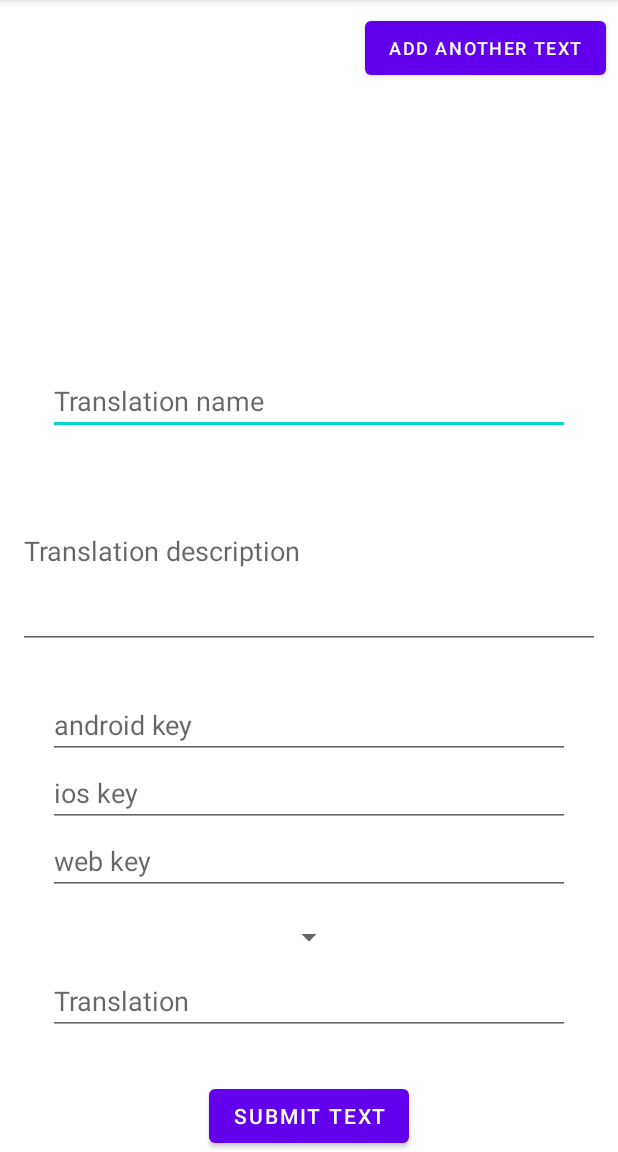
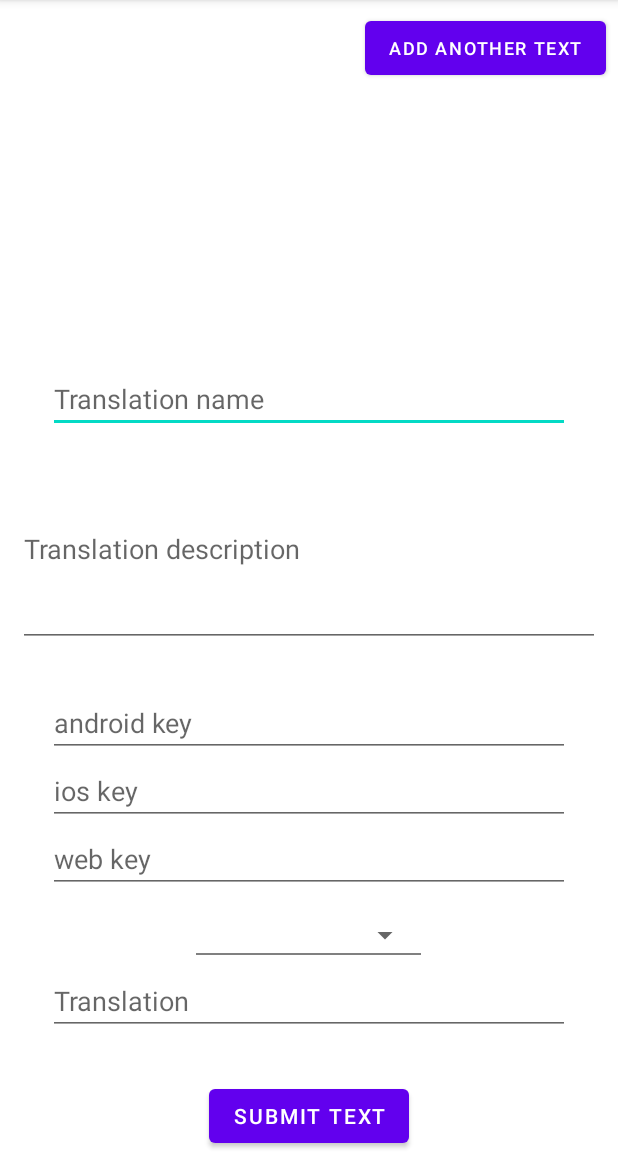
Before and after one commit to MuroPlankton/CSVCompanionApp, an Android app: the EditTranslationActivity screen opened directly, with no data from a screen before it, after a tap on "ADD ANOTHER TEXT", on a phone screen of 412 x 824 dp, the part 84-1236 px from its top. Run offline under Robolectric (Android 15) with nearby library versions, the phone set to English and light mode, and no system bars; our stand-ins replace Firebase (no records; nobody signed in at launch, a user with empty details on screens opened directly); libraries missing offline, so code that uses them is left out: io.realm; 3 statements that could not run were skipped.

Commit message:
Less bugs in editTranslationActivity
For like the 100th time. The translations aren't all broken anymore.

```diff
--- a/app/src/main/java/com/choicely/csvcompanion/EditTranslationActivity.java
+++ b/app/src/main/java/com/choicely/csvcompanion/EditTranslationActivity.java
@@ -4,6 +4,7 @@ import android.os.Bundle;
 import android.os.PersistableBundle;
 import android.text.Editable;
 import android.text.TextWatcher;
+import android.util.Log;
 import android.view.View;
 import android.widget.AdapterView;
 import android.widget.ArrayAdapter;
@@ -36,6 +37,7 @@ import static com.choicely.csvcompanion.IntentKeys.TRANSLATION_ID;
 
 public class EditTranslationActivity extends AppCompatActivity {
 
+    private static final String TAG = "EditTranslationActivity";
     private String CurrentLibraryKey;
     private String currentTextKey;
     private Button anotherTranslationButton;
@@ -120,7 +122,8 @@ public class EditTranslationActivity extends AppCompatActivity {
 
                 if (updatedTranslations != null) {
                     for (SingleTranslationData translationData : updatedTranslations) {
-                        if (translationData.getLangKey().equals(langKeys.indexOf(position))) {
+                        Log.d(TAG, "LangKey: " + translationData.getLangKey() + " translation: " + translationData.getTranslation());
+                        if (translationData.getLangKey().equals(langKeys.get(position))) {
                             translationValue.setText(translationData.getTranslation());
                         }
                     }
@@ -194,7 +197,7 @@ public class EditTranslationActivity extends AppCompatActivity {
     private void saveCurrentTranslationTextToFirebase() {
         FirebaseDatabase.getInstance().getReference()
                 .child("libraries/" + CurrentLibraryKey + "/texts/" + currentTextKey
-                        + langKeys.get(langSpinner.getSelectedItemPosition()))
+                        + "/translations/" + langKeys.get(langSpinner.getSelectedItemPosition()))
                 .setValue(translationValue.getText().toString());
     }
 
@@ -202,6 +205,7 @@ public class EditTranslationActivity extends AppCompatActivity {
         @Override
         public void onClick(View v) {
             if (v.getId() == R.id.edit_translation_act_another_translation_btn) {
+                saveCurrentText();
                 clearAndCreateNew();
             } else {
                 onBackPressed();
@@ -216,13 +220,13 @@ public class EditTranslationActivity extends AppCompatActivity {
     }
 
     private void saveCurrentText() {
-        Map<String, String> textToSave = new HashMap<>();
+        Map<String, Object> textToSave = new HashMap<>();
         textToSave.put("name", translationName.getText().toString());
         textToSave.put("description", transLationDesc.getText().toString());
         textToSave.put("android_key", androidKey.getText().toString());
         textToSave.put("ios_key", iosKey.getText().toString());
         textToSave.put("web_key", webKey.getText().toString());
-        FirebaseDatabase.getInstance().getReference().child("libraries").child(CurrentLibraryKey).child("texts").child(currentTextKey).setValue(textToSave);
+        FirebaseDatabase.getInstance().getReference().child("libraries").child(CurrentLibraryKey).child("texts").child(currentTextKey).updateChildren(textToSave);
     }
 
     private void clearAndCreateNew() {
--- a/app/src/main/res/layout/edit_translation_activity.xml
+++ b/app/src/main/res/layout/edit_translation_activity.xml
@@ -67,11 +67,21 @@
 
     <Spinner
         android:id="@+id/edit_translation_act_language_dropdown"
-        android:layout_width="wrap_content"
+        android:layout_width="150dp"
         android:layout_height="wrap_content"
         android:layout_centerHorizontal="true"
         android:layout_marginTop="16dp"
+        android:layout_above="@id/edit_translation_act_spinner_underline"
+        android:outlineAmbientShadowColor="@color/black"
+        />
+
+    <View
+        android:layout_width="150dp"
+        android:layout_height="1dp"
+        android:layout_centerHorizontal="true"
         android:layout_above="@id/edit_translation_act_write_translation"
+        android:background="#808080"
+        android:id="@+id/edit_translation_act_spinner_underline"
         />
 
     <EditText
--- a/app/src/main/res/layout/language_text_layout.xml
+++ b/app/src/main/res/layout/language_text_layout.xml
@@ -3,12 +3,17 @@
     xmlns:android="http://schemas.android.com/apk/res/android"
     android:layout_width="match_parent"
     android:layout_height="match_parent"
+    xmlns:tools="http://schemas.android.com/tools"
     android:orientation="vertical"
     >
 
     <TextView
         android:layout_width="wrap_content"
         android:layout_height="wrap_content"
+        tools:text="Suomi"
+        android:layout_margin="8dp"
+        android:textSize="24sp"
+
         android:id="@+id/language_text_view"
         />
 </LinearLayout>
```
